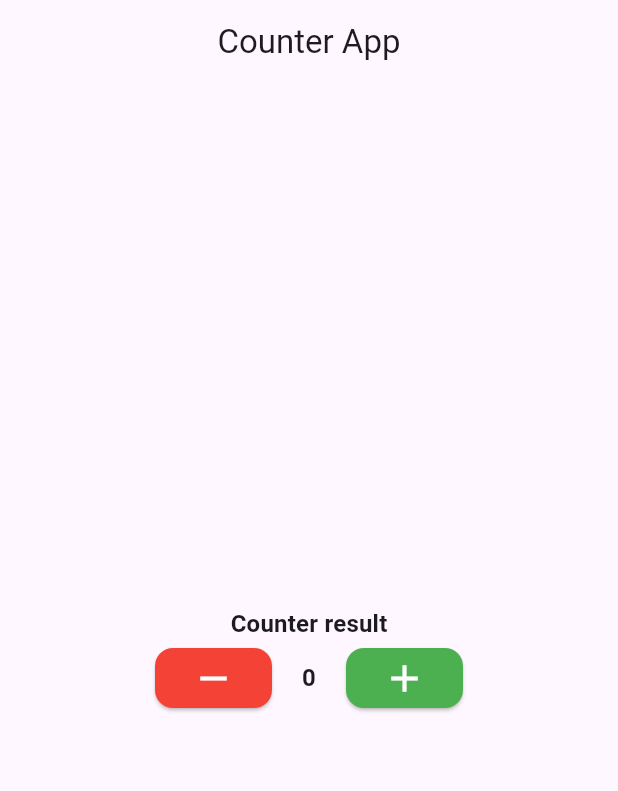
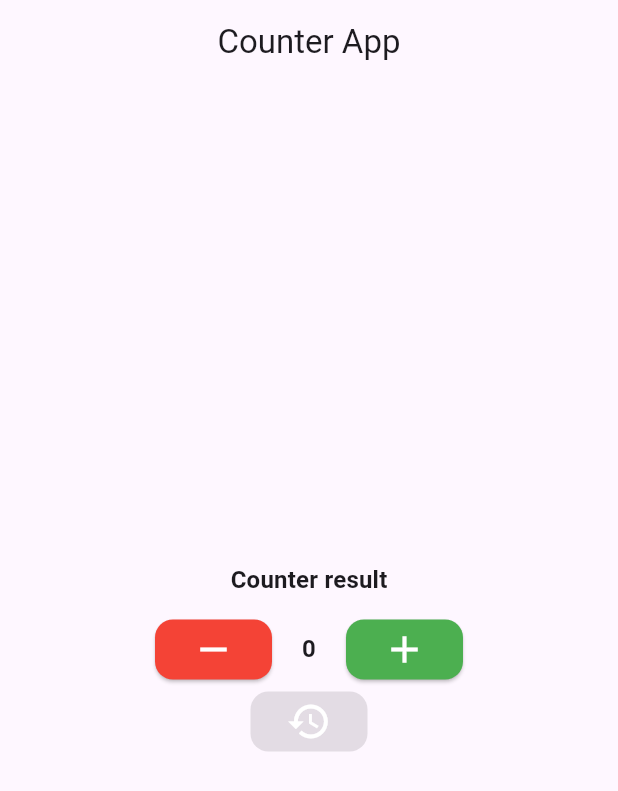
Before and after one commit to lbarsidati22/test_counter_imt, a Flutter app: the screen it shows after launch, on a phone screen of 412 x 824 dp. Shown: the top 791 px of the screen. Run offline on Flutter 3.47's test engine with Material 3 defaults, Android fonts, the phone set to English and light mode, and no system bars.

Commit message:
resetCounter Done

```diff
--- a/lib/home_page.dart
+++ b/lib/home_page.dart
@@ -24,6 +24,12 @@ class _HomePageState extends State<HomePage> {
     });
   }
 
+  void resetCounter() {
+    setState(() {
+      counter = 0;
+    });
+  }
+
   @override
   Widget build(BuildContext context) {
     return Scaffold(
@@ -40,6 +46,9 @@ class _HomePageState extends State<HomePage> {
               style: Theme.of(context).textTheme.titleMedium!.copyWith(
                     fontWeight: FontWeight.w600,
                   ),
+            ),
+            SizedBox(
+              height: 10,
             ),
             Row(
               mainAxisAlignment: MainAxisAlignment.center,
@@ -81,6 +90,20 @@ class _HomePageState extends State<HomePage> {
                 ),
               ],
             ),
+            ElevatedButton(
+              style: ElevatedButton.styleFrom(
+                backgroundColor: counter > 0 ? Colors.deepPurple : Colors.grey,
+                shape: RoundedRectangleBorder(
+                  borderRadius: BorderRadius.circular(12),
+                ),
+              ),
+              onPressed: counter > 0 ? resetCounter : null,
+              child: Icon(
+                Icons.restore,
+                color: Colors.white,
+                size: 30,
+              ),
+            ),
           ],
         ),
       ),
```
